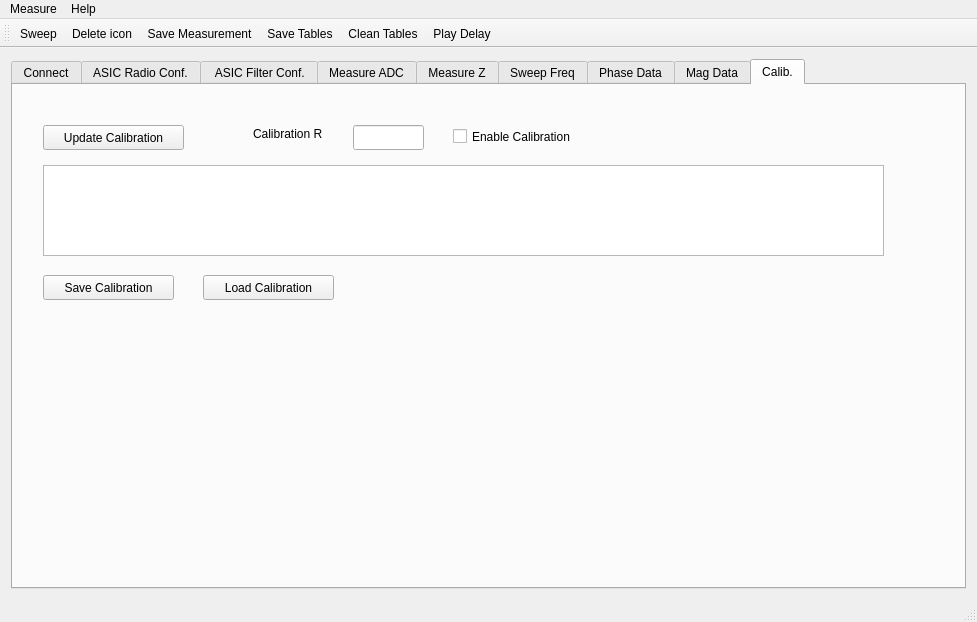
Above: BioDriver/bio2016/mainwindow.ui from saul-rodriguez/Qt before the change. Below: the same form after it.
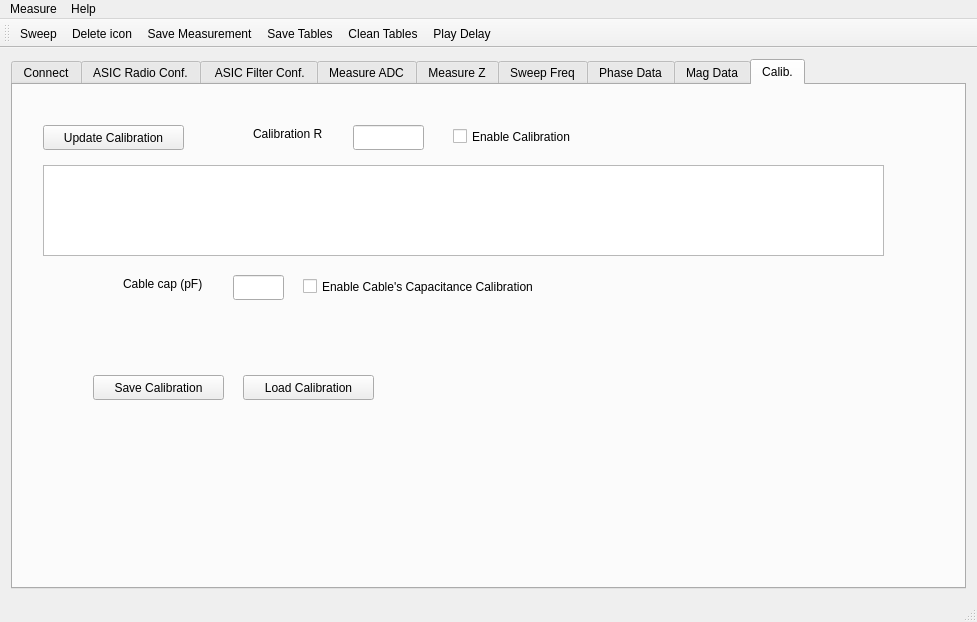
That is the form after the change. The open tabs and pages were chosen to show the change. Icons and pictures are not drawn. Custom widgets are drawn as their Qt base class.

Commit message: calibration includes cable cap, tested

Diff of the .ui file:
```diff
--- a/BioDriver/bio2016/mainwindow.ui
+++ b/BioDriver/bio2016/mainwindow.ui
@@ -1348,8 +1348,8 @@
        <widget class="QPushButton" name="pushButtonSaveCal">
         <property name="geometry">
          <rect>
-          <x>30</x>
-          <y>190</y>
+          <x>80</x>
+          <y>290</y>
           <width>131</width>
           <height>25</height>
          </rect>
@@ -1361,8 +1361,8 @@
        <widget class="QPushButton" name="pushButtonLoadCal">
         <property name="geometry">
          <rect>
-          <x>190</x>
-          <y>190</y>
+          <x>230</x>
+          <y>290</y>
           <width>131</width>
           <height>25</height>
          </rect>
@@ -1371,6 +1371,42 @@
          <string>Load Calibration</string>
         </property>
        </widget>
+       <widget class="QCheckBox" name="checkBoxCapCalibration">
+        <property name="geometry">
+         <rect>
+          <x>290</x>
+          <y>190</y>
+          <width>291</width>
+          <height>23</height>
+         </rect>
+        </property>
+        <property name="text">
+         <string>Enable Cable's Capacitance Calibration</string>
+        </property>
+       </widget>
+       <widget class="QLineEdit" name="lineEditCableCap">
+        <property name="geometry">
+         <rect>
+          <x>220</x>
+          <y>190</y>
+          <width>51</width>
+          <height>25</height>
+         </rect>
+        </property>
+       </widget>
+       <widget class="QLabel" name="label_15">
+        <property name="geometry">
+         <rect>
+          <x>110</x>
+          <y>190</y>
+          <width>101</width>
+          <height>17</height>
+         </rect>
+        </property>
+        <property name="text">
+         <string>Cable cap (pF)</string>
+        </property>
+       </widget>
       </widget>
      </widget>
     </item>
```
Left out of the diff: 2 changed lines with no effect on the pictures. The commit also changes 19 other files.
